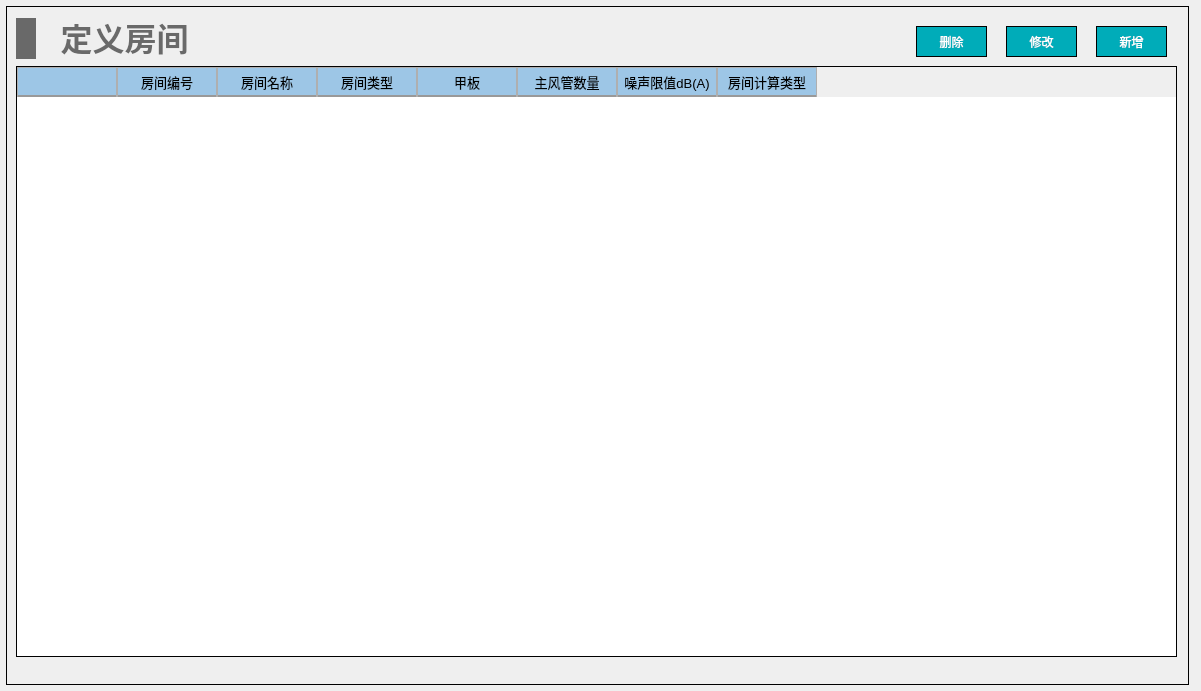
Old version of the form NoiseCalSoft/roomDefineForm/form_room_define.ui in the repository haobana/NoiCal.
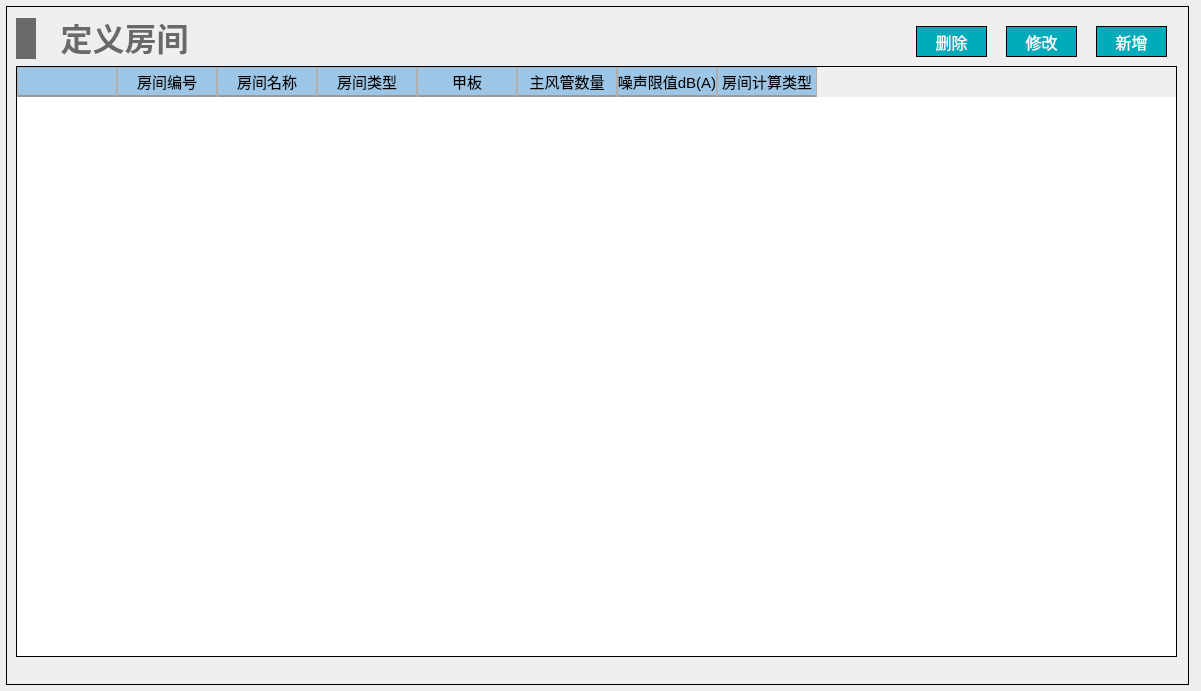
New version of the form.

Commit message: 修改了全局的字体，并进行了局部调整，调整了弹窗的大小

Diff of the .ui file:
```diff
--- a/NoiseCalSoft/roomDefineForm/form_room_define.ui
+++ b/NoiseCalSoft/roomDefineForm/form_room_define.ui
@@ -48,7 +48,8 @@
 QHeaderView
 {							
 	
-	font-size: 13px;				/*字大小*/
+	font-size: 15px;				/*字大小*/
+	font-family: '黑体';
 	/*border: 1px solid #B4B4B4;*/
 	border:none;
     /*border-bottom: 2px solid #999999; */		/*下边框颜色*/
@@ -84,7 +85,8 @@
 
 QTableWidget 
 {
-		font-size: 13px;				/*10榜*/				
+		font-size: 14px;				/*10榜*/
+		font-family: '黑体';				
 		color : black;				
         border: 1px solid #000000;		
         background: white;
@@ -220,6 +222,12 @@
       <height>21</height>
      </size>
     </property>
+    <property name="font">
+     <font>
+      <family>黑体</family>
+      <pointsize>12</pointsize>
+     </font>
+    </property>
     <property name="styleSheet">
      <string notr="true">QPushButton
 {
@@ -255,6 +263,12 @@
       <height>21</height>
      </size>
     </property>
+    <property name="font">
+     <font>
+      <family>黑体</family>
+      <pointsize>12</pointsize>
+     </font>
+    </property>
     <property name="styleSheet">
      <string notr="true">QPushButton
 {
@@ -290,6 +304,12 @@
       <height>21</height>
      </size>
     </property>
+    <property name="font">
+     <font>
+      <family>黑体</family>
+      <pointsize>12</pointsize>
+     </font>
+    </property>
     <property name="styleSheet">
      <string notr="true">QPushButton
 {
```
Left out of the diff: 1 changed line with no effect on the pictures. The commit also changes 42 other files.
